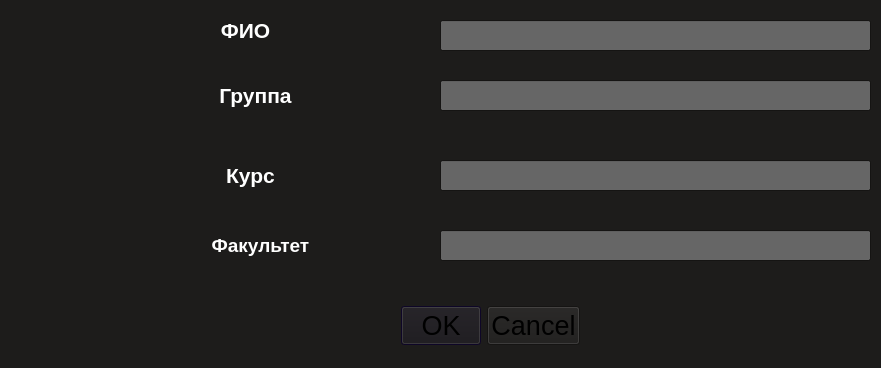
Old version of the form [!]AllakhyarovRenatCourseWork/RedactorRecordWindow.ui in the repository Bobbrawler/OOP_staya.
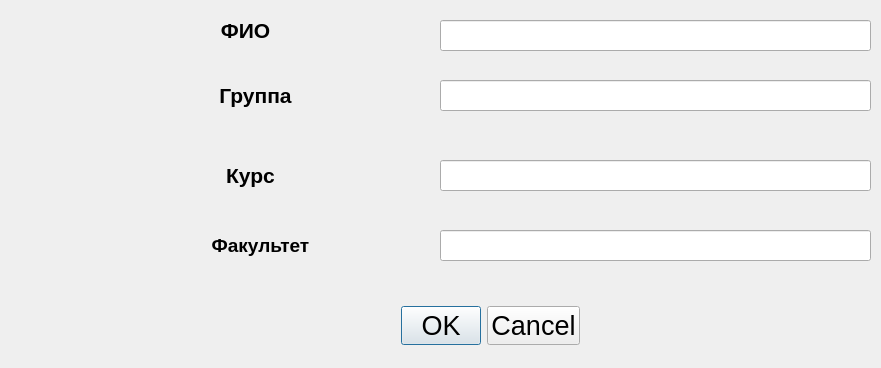
New version of the form.

Patch:
```diff
--- a/[!]AllakhyarovRenatCourseWork/RedactorRecordWindow.ui
+++ b/[!]AllakhyarovRenatCourseWork/RedactorRecordWindow.ui
@@ -10,493 +10,6 @@
     <height>368</height>
    </rect>
   </property>
-  <property name="palette">
-   <palette>
-    <active>
-     <colorrole role="WindowText">
-      <brush brushstyle="SolidPattern">
-       <color alpha="255">
-        <red>255</red>
-        <green>255</green>
-        <blue>255</blue>
-       </color>
-      </brush>
-     </colorrole>
-     <colorrole role="Button">
-      <brush brushstyle="SolidPattern">
-       <color alpha="255">
-        <red>29</red>
-        <green>28</green>
-        <blue>27</blue>
-       </color>
-      </brush>
-     </colorrole>
-     <colorrole role="Light">
-      <brush brushstyle="SolidPattern">
-       <color alpha="255">
-        <red>43</red>
-        <green>42</green>
-        <blue>40</blue>
-       </color>
-      </brush>
-     </colorrole>
-     <colorrole role="Midlight">
-      <brush brushstyle="SolidPattern">
-       <color alpha="255">
-        <red>36</red>
-        <green>35</green>
-        <blue>33</blue>
-       </color>
-      </brush>
-     </colorrole>
-     <colorrole role="Dark">
-      <brush brushstyle="SolidPattern">
-       <color alpha="255">
-        <red>14</red>
-        <green>14</green>
-        <blue>13</blue>
-       </color>
-      </brush>
-     </colorrole>
-     <colorrole role="Mid">
-      <brush brushstyle="SolidPattern">
-       <color alpha="255">
-        <red>19</red>
-        <green>19</green>
-        <blue>18</blue>
-       </color>
-      </brush>
-     </colorrole>
-     <colorrole role="Text">
-      <brush brushstyle="SolidPattern">
-       <color alpha="255">
-        <red>0</red>
-        <green>0</green>
-        <blue>0</blue>
-       </color>
-      </brush>
-     </colorrole>
-     <colorrole role="BrightText">
-      <brush brushstyle="SolidPattern">
-       <color alpha="255">
-        <red>255</red>
-        <green>255</green>
-        <blue>255</blue>
-       </color>
-      </brush>
-     </colorrole>
-     <colorrole role="ButtonText">
-      <brush brushstyle="SolidPattern">
-       <color alpha="255">
-        <red>0</red>
-        <green>0</green>
-        <blue>0</blue>
-       </color>
-      </brush>
-     </colorrole>
-     <colorrole role="Base">
-      <brush brushstyle="SolidPattern">
-       <color alpha="255">
-        <red>102</red>
-        <green>102</green>
-        <blue>102</blue>
-       </color>
-      </brush>
-     </colorrole>
-     <colorrole role="Window">
-      <brush brushstyle="SolidPattern">
-       <color alpha="255">
-        <red>29</red>
-        <green>28</green>
-        <blue>27</blue>
-       </color>
-      </brush>
-     </colorrole>
-     <colorrole role="Shadow">
-      <brush brushstyle="SolidPattern">
-       <color alpha="255">
-        <red>0</red>
-        <green>0</green>
-        <blue>0</blue>
-       </color>
-      </brush>
-     </colorrole>
-     <colorrole role="Highlight">
-      <brush brushstyle="SolidPattern">
-       <color alpha="255">
-        <red>17</red>
-        <green>8</green>
-        <blue>49</blue>
-       </color>
-      </brush>
-     </colorrole>
-     <colorrole role="AlternateBase">
-      <brush brushstyle="SolidPattern">
-       <color alpha="255">
-        <red>14</red>
-        <green>14</green>
-        <blue>13</blue>
-       </color>
-      </brush>
-     </colorrole>
-     <colorrole role="ToolTipBase">
-      <brush brushstyle="SolidPattern">
-       <color alpha="255">
-        <red>255</red>
-        <green>255</green>
-        <blue>220</blue>
-       </color>
-      </brush>
-     </colorrole>
-     <colorrole role="ToolTipText">
-      <brush brushstyle="SolidPattern">
-       <color alpha="255">
-        <red>255</red>
-        <green>255</green>
-        <blue>255</blue>
-       </color>
-      </brush>
-     </colorrole>
-     <colorrole role="PlaceholderText">
-      <brush brushstyle="SolidPattern">
-       <color alpha="127">
-        <red>0</red>
-        <green>0</green>
-        <blue>0</blue>
-       </color>
-      </brush>
-     </colorrole>
-     <colorrole role="Accent">
-      <brush brushstyle="SolidPattern">
-       <color alpha="255">
-        <red>0</red>
-        <green>0</green>
-        <blue>0</blue>
-       </color>
-      </brush>
-     </colorrole>
-    </active>
-    <inactive>
-     <colorrole role="WindowText">
-      <brush brushstyle="SolidPattern">
-       <color alpha="255">
-        <red>255</red>
-        <green>255</green>
-        <blue>255</blue>
-       </color>
-      </brush>
-     </colorrole>
-     <colorrole role="Button">
-      <brush brushstyle="SolidPattern">
-       <color alpha="255">
-        <red>29</red>
-        <green>28</green>
-        <blue>27</blue>
-       </color>
-      </brush>
-     </colorrole>
-     <colorrole role="Light">
-      <brush brushstyle="SolidPattern">
-       <color alpha="255">
-        <red>43</red>
-        <green>42</green>
-        <blue>40</blue>
-       </color>
-      </brush>
-     </colorrole>
-     <colorrole role="Midlight">
-      <brush brushstyle="SolidPattern">
-       <color alpha="255">
-        <red>36</red>
-        <green>35</green>
-        <blue>33</blue>
-       </color>
-      </brush>
-     </colorrole>
-     <colorrole role="Dark">
-      <brush brushstyle="SolidPattern">
-       <color alpha="255">
-        <red>14</red>
-        <green>14</green>
-        <blue>13</blue>
-       </color>
-      </brush>
-     </colorrole>
-     <colorrole role="Mid">
-      <brush brushstyle="SolidPattern">
-       <color alpha="255">
-        <red>19</red>
-        <green>19</green>
-        <blue>18</blue>
-       </color>
-      </brush>
-     </colorrole>
-     <colorrole role="Text">
-      <brush brushstyle="SolidPattern">
-       <color alpha="255">
-        <red>0</red>
-        <green>0</green>
-        <blue>0</blue>
-       </color>
-      </brush>
-     </colorrole>
-     <colorrole role="BrightText">
-      <brush brushstyle="SolidPattern">
-       <color alpha="255">
-        <red>255</red>
-        <green>255</green>
-        <blue>255</blue>
-       </color>
-      </brush>
-     </colorrole>
-     <colorrole role="ButtonText">
-      <brush brushstyle="SolidPattern">
-       <color alpha="255">
-        <red>0</red>
-        <green>0</green>
-        <blue>0</blue>
-       </color>
-      </brush>
-     </colorrole>
-     <colorrole role="Base">
-      <brush brushstyle="SolidPattern">
-       <color alpha="255">
-        <red>102</red>
-        <green>102</green>
-        <blue>102</blue>
-       </color>
-      </brush>
-     </colorrole>
-     <colorrole role="Window">
-      <brush brushstyle="SolidPattern">
-       <color alpha="255">
-        <red>29</red>
-        <green>28</green>
-        <blue>27</blue>
-       </color>
-      </brush>
-     </colorrole>
-     <colorrole role="Shadow">
-      <brush brushstyle="SolidPattern">
-       <color alpha="255">
-        <red>0</red>
-        <green>0</green>
-        <blue>0</blue>
-       </color>
-      </brush>
-     </colorrole>
-     <colorrole role="Highlight">
-      <brush brushstyle="SolidPattern">
-       <color alpha="255">
-        <red>17</red>
-        <green>8</green>
-        <blue>49</blue>
-       </color>
-      </brush>
-     </colorrole>
-     <colorrole role="AlternateBase">
-      <brush brushstyle="SolidPattern">
-       <color alpha="255">
-        <red>14</red>
-        <green>14</green>
-        <blue>13</blue>
-       </color>
-      </brush>
-     </colorrole>
-     <colorrole role="ToolTipBase">
-      <brush brushstyle="SolidPattern">
-       <color alpha="255">
-        <red>255</red>
-        <green>255</green>
-        <blue>220</blue>
-       </color>
-      </brush>
-     </colorrole>
-     <colorrole role="ToolTipText">
-      <brush brushstyle="SolidPattern">
-       <color alpha="255">
-        <red>255</red>
-        <green>255</green>
-        <blue>255</blue>
-       </color>
-      </brush>
-     </colorrole>
-     <colorrole role="PlaceholderText">
-      <brush brushstyle="SolidPattern">
-       <color alpha="127">
-        <red>0</red>
-        <green>0</green>
-        <blue>0</blue>
-       </color>
-      </brush>
-     </colorrole>
-     <colorrole role="Accent">
-      <brush brushstyle="SolidPattern">
-       <color alpha="255">
-        <red>0</red>
-        <green>0</green>
-        <blue>0</blue>
-       </color>
-      </brush>
-     </colorrole>
-    </inactive>
-    <disabled>
-     <colorrole role="WindowText">
-      <brush brushstyle="SolidPattern">
-       <color alpha="255">
-        <red>14</red>
-        <green>14</green>
-        <blue>13</blue>
-       </color>
-      </brush>
-     </colorrole>
-     <colorrole role="Button">
-      <brush brushstyle="SolidPattern">
-       <color alpha="255">
-        <red>29</red>
-        <green>28</green>
-        <blue>27</blue>
-       </color>
-      </brush>
-     </colorrole>
-     <colorrole role="Light">
-      <brush brushstyle="SolidPattern">
-       <color alpha="255">
-        <red>43</red>
-        <green>42</green>
-        <blue>40</blue>
-       </color>
-      </brush>
-     </colorrole>
-     <colorrole role="Midlight">
-      <brush brushstyle="SolidPattern">
-       <color alpha="255">
-        <red>36</red>
-        <green>35</green>
-        <blue>33</blue>
-       </color>
-      </brush>
-     </colorrole>
-     <colorrole role="Dark">
-      <brush brushstyle="SolidPattern">
-       <color alpha="255">
-        <red>14</red>
-        <green>14</green>
-        <blue>13</blue>
-       </color>
-      </brush>
-     </colorrole>
-     <colorrole role="Mid">
-      <brush brushstyle="SolidPattern">
-       <color alpha="255">
-        <red>19</red>
-        <green>19</green>
-        <blue>18</blue>
-       </color>
-      </brush>
-     </colorrole>
-     <colorrole role="Text">
-      <brush brushstyle="SolidPattern">
-       <color alpha="255">
-        <red>14</red>
-        <green>14</green>
-        <blue>13</blue>
-       </color>
-      </brush>
-     </colorrole>
-     <colorrole role="BrightText">
-      <brush brushstyle="SolidPattern">
-       <color alpha="255">
-        <red>255</red>
-        <green>255</green>
-        <blue>255</blue>
-       </color>
-      </brush>
-     </colorrole>
-     <colorrole role="ButtonText">
-      <brush brushstyle="SolidPattern">
-       <color alpha="255">
-        <red>14</red>
-        <green>14</green>
-        <blue>13</blue>
-       </color>
-      </brush>
-     </colorrole>
-     <colorrole role="Base">
-      <brush brushstyle="SolidPattern">
-       <color alpha="255">
-        <red>29</red>
-        <green>28</green>
-        <blue>27</blue>
-       </color>
-      </brush>
-     </colorrole>
-     <colorrole role="Window">
-      <brush brushstyle="SolidPattern">
-       <color alpha="255">
-        <red>29</red>
-        <green>28</green>
-        <blue>27</blue>
-       </color>
-      </brush>
-     </colorrole>
-     <colorrole role="Shadow">
-      <brush brushstyle="SolidPattern">
-       <color alpha="255">
-        <red>0</red>
-        <green>0</green>
-        <blue>0</blue>
-       </color>
-      </brush>
-     </colorrole>
-     <colorrole role="AlternateBase">
-      <brush brushstyle="SolidPattern">
-       <color alpha="255">
-        <red>29</red>
-        <green>28</green>
-        <blue>27</blue>
-       </color>
-      </brush>
-     </colorrole>
-     <colorrole role="ToolTipBase">
-      <brush brushstyle="SolidPattern">
-       <color alpha="255">
-        <red>255</red>
-        <green>255</green>
-        <blue>220</blue>
-       </color>
-      </brush>
-     </colorrole>
-     <colorrole role="ToolTipText">
-      <brush brushstyle="SolidPattern">
-       <color alpha="255">
-        <red>255</red>
-        <green>255</green>
-        <blue>255</blue>
-       </color>
-      </brush>
-     </colorrole>
-     <colorrole role="PlaceholderText">
-      <brush brushstyle="SolidPattern">
-       <color alpha="127">
-        <red>0</red>
-        <green>0</green>
-        <blue>0</blue>
-       </color>
-      </brush>
-     </colorrole>
-     <colorrole role="Accent">
-      <brush brushstyle="SolidPattern">
-       <color alpha="255">
-        <red>20</red>
-        <green>20</green>
-        <blue>19</blue>
-       </color>
-      </brush>
-     </colorrole>
-    </disabled>
-   </palette>
-  </property>
   <property name="font">
    <font>
     <pointsize>12</pointsize>
```
